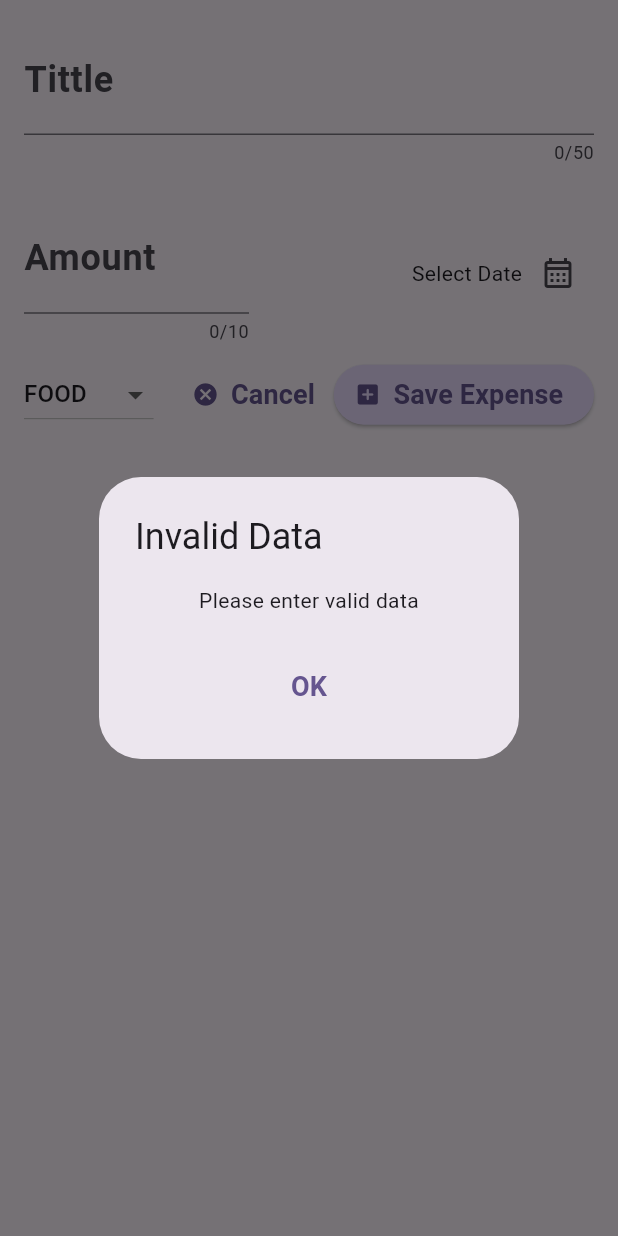
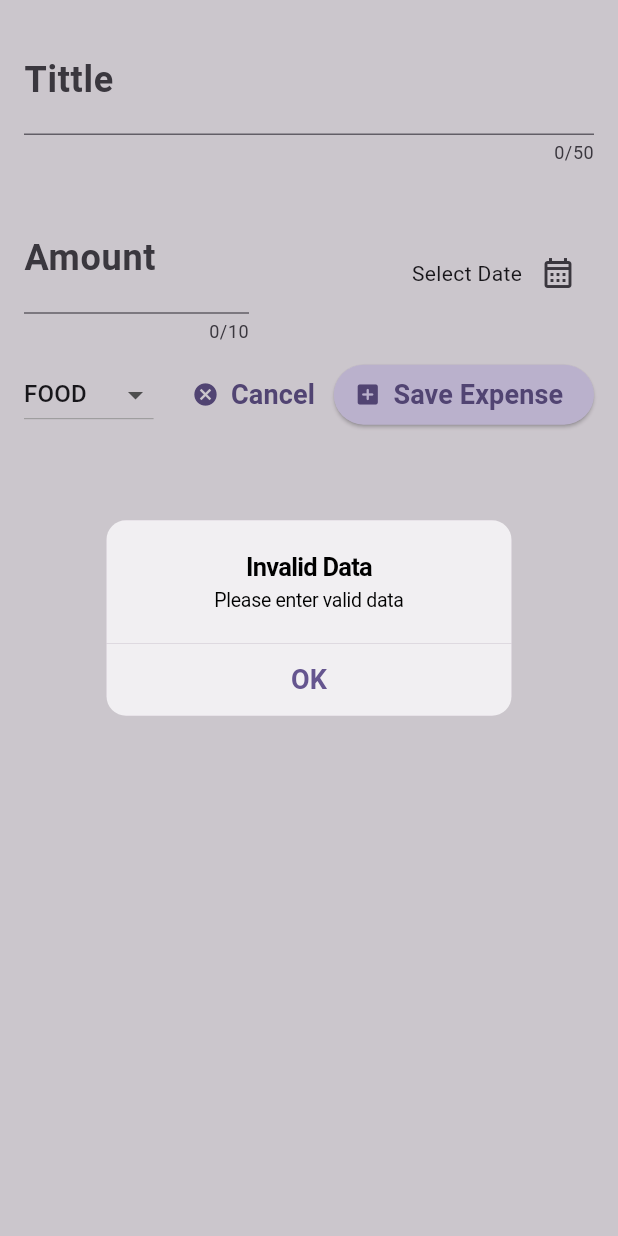
Before and after one commit to Hemonesh-M/expense_tracker, a Flutter app: the NewExpense widget shown alone on an empty page, opened directly with empty values, after a tap on "Save Expense", on a phone screen of 412 x 824 dp. Run offline on Flutter 3.47's test engine with Material 3 defaults, Android fonts, the phone set to English and light mode, and no system bars.

Commit message:
Adaptive
showDialog when incomplete data is filled in addNewExpense is now Tailored for Iphone using Cupertino

```diff
--- a/lib/widget/new_expense.dart
+++ b/lib/widget/new_expense.dart
@@ -1,4 +1,7 @@
+import 'dart:io';
+
 import 'package:expense_tracker/models/expense.dart';
+import 'package:flutter/cupertino.dart';
 import 'package:flutter/material.dart';
 import 'package:intl/intl.dart';
 
@@ -59,11 +62,13 @@ class _NewExpenseState extends State<NewExpense> {
   @override
   Widget build(BuildContext context) {
     final keyboardSize = MediaQuery.of(context).viewInsets.bottom;
-    return LayoutBuilder(builder: (cxt, constraints) {
+    return LayoutBuilder(
+      builder: (cxt, constraints) {
         final w = constraints.maxWidth;
         final h = constraints.maxHeight;
         return newMethod(keyboardSize, context, w, h);
-    });
+      },
+    );
   }
 
   SingleChildScrollView newMethod(
@@ -88,7 +93,9 @@ class _NewExpenseState extends State<NewExpense> {
             else
               Row(
                 children: [
-                  Expanded(child: title(titleController: _titleController)),
+                  Expanded(
+                    child: title(titleController: _titleController),
+                  ),
                   const SizedBox(
                     height: 10,
                   ),
@@ -224,7 +231,26 @@ class _NewExpenseState extends State<NewExpense> {
     if (_titleController.text.trim().isEmpty ||
         amountIsInvalid ||
         _selectedDate == null) {
-      showDialog(
+      // Platform.isIOS? iosDialog():
+      // androidDialog();
+      _showDialog();
+      return;
+    }
+    widget.addExpense(
+      Expense(_titleController.text, enteredAmount, _selectedDate!,
+          _selectedCategory),
+    );
+    Navigator.pop(context);
+  }
+  void _showDialog(){
+    // if(Platform.isIOS){
+      iosDialog();
+    // }else{
+    //   androidDialog();
+    // }
+  }
+  Future<dynamic> androidDialog() {
+    return showDialog(
         context: context,
         builder: (cntx) {
           return AlertDialog(
@@ -246,14 +272,34 @@ class _NewExpenseState extends State<NewExpense> {
               ),
             ],
           );
-          });
-      return;
+        },
+      );
   }
-    widget.addExpense(
-      Expense(_titleController.text, enteredAmount, _selectedDate!,
-          _selectedCategory),
+  Future<dynamic> iosDialog() {
+    return showCupertinoDialog(
+        context: context,
+        builder: (cntx) {
+          return CupertinoAlertDialog(
+            // alignment:Alignment.topCenter ,
+            title: const Text("Invalid Data"),
+            content: const Text(
+              "Please enter valid data",
+              textAlign: TextAlign.center,
+            ),
+            actions: [
+              Align(
+                alignment: Alignment.topCenter,
+                child: TextButton(
+                  onPressed: () {
+                    Navigator.pop(context);
+                  },
+                  child: const Text("OK"),
+                ),
+              ),
+            ],
           );
-    Navigator.pop(context);
+        },
+      );
   }
 }
 
```
Lines whose indentation alone changed are shown as unchanged.
